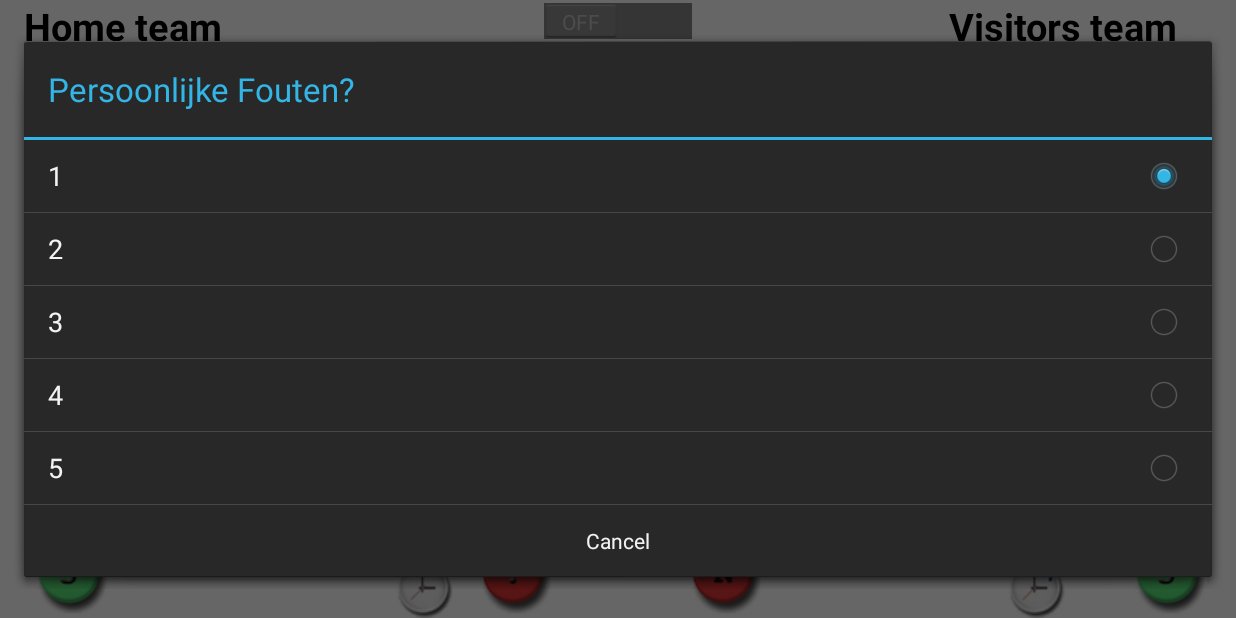
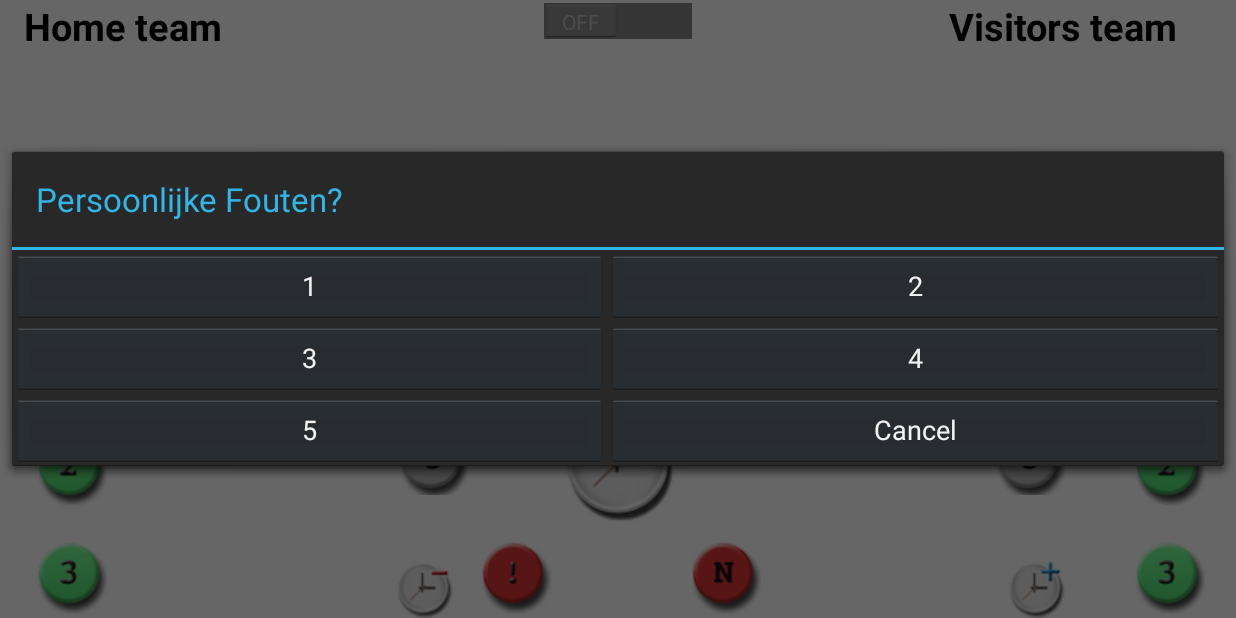
Before and after one commit to stephanj/AndroidRPIScoreboard, an Android app: the ScoreActivity screen opened directly, with no data from a screen before it, after a tap on "FoulHome", on a phone screen of 824 x 412 dp (held sideways). Run offline under Robolectric (Android 15) with nearby library versions, the phone set to English and light mode, and no system bars; network calls fail.

Commit message:
Foul dialog now uses custom layout

```diff
--- /dev/null
+++ b/app/src/main/java/org/janssen/scoreboard/FoulDialog.java
@@ -0,0 +1,75 @@
+package org.janssen.scoreboard;
+
+import android.app.Activity;
+import android.app.Dialog;
+import android.os.Bundle;
+import android.view.View;
+import android.view.Window;
+import android.widget.Button;
+
+import org.janssen.scoreboard.task.FoulTask;
+
+public class FoulDialog extends Dialog implements android.view.View.OnClickListener {
+
+    private Button one, two, three, four, five, cancel;
+
+    private String authToken;
+    private int teamId;
+    private boolean isPositive;
+
+    FoulDialog(final String authToken,
+               final int teamId,
+               final boolean isPositive,
+               final Activity activity) {
+        super(activity);
+        this.authToken = authToken;
+        this.teamId = teamId;
+        this.isPositive = isPositive;
+    }
+
+    @Override
+    protected void onCreate(Bundle savedInstanceState) {
+        super.onCreate(savedInstanceState);
+        // requestWindowFeature(Window.FEATURE_NO_TITLE);
+        setTitle(R.string.personal_fouls);
+        setContentView(R.layout.foul_dialog);
+        one = findViewById(R.id.one);
+        two = findViewById(R.id.two);
+        three = findViewById(R.id.three);
+        four = findViewById(R.id.four);
+        five = findViewById(R.id.five);
+        cancel = findViewById(R.id.cancel);
+
+        one.setOnClickListener(this);
+        two.setOnClickListener(this);
+        three.setOnClickListener(this);
+        four.setOnClickListener(this);
+        five.setOnClickListener(this);
+    }
+
+    @Override
+    public void onClick(View v) {
+        switch (v.getId()) {
+            case R.id.one:
+                new FoulTask(authToken, teamId, 1, isPositive).execute();
+                break;
+            case R.id.two:
+                new FoulTask(authToken, teamId, 2, isPositive).execute();
+                break;
+            case R.id.three:
+                new FoulTask(authToken, teamId, 3, isPositive).execute();
+                break;
+            case R.id.four:
+                new FoulTask(authToken, teamId, 4, isPositive).execute();
+                break;
+            case R.id.five:
+                new FoulTask(authToken, teamId, 5, isPositive).execute();
+                break;
+            case R.id.cancel:
+                dismiss();
+                break;
+        }
+        dismiss();
+    }
+
+}
--- a/app/src/main/java/org/janssen/scoreboard/ScoreActivity.java
+++ b/app/src/main/java/org/janssen/scoreboard/ScoreActivity.java
@@ -5,6 +5,7 @@ import android.app.AlertDialog;
 import android.content.DialogInterface;
 import android.content.Intent;
 import android.os.Bundle;
+import android.view.ContextThemeWrapper;
 import android.view.Gravity;
 import android.view.Menu;
 import android.view.View;
@@ -426,23 +427,7 @@ public class ScoreActivity extends ImmersiveStickyActivity {
      * @param teamID    the team identifier
      */
     private void showFoulsDialog(View v, final int teamID) {
-        final AlertDialog.Builder builder = new AlertDialog.Builder(v.getContext());
-
-        builder.setTitle(getString(R.string.personal_fouls))
-               .setSingleChoiceItems(personalFouls, 0, new DialogInterface.OnClickListener() {
-                   public void onClick(DialogInterface dialogInterface, int item) {
-                       new FoulTask(authToken, teamID, item + 1, isPositive).execute();
-                       dialogInterface.dismiss();
-                   }
-               })
-
-               .setNegativeButton(getString(R.string.cancel_txt), new DialogInterface.OnClickListener() {
-                   public void onClick(DialogInterface dialog, int whichButton) {
-                       dialog.dismiss();
-                   }
-               })
-               .create()
-               .show();
+        new FoulDialog(authToken, teamID, isPositive, this).show();
     }
 
     /**
--- /dev/null
+++ b/app/src/main/res/layout/foul_dialog.xml
@@ -0,0 +1,64 @@
+<?xml version="1.0" encoding="utf-8"?>
+<GridLayout xmlns:android="http://schemas.android.com/apk/res/android"
+    android:layout_width="match_parent"
+    android:layout_height="match_parent"
+    android:columnCount="2"
+    android:rowCount="3"
+    style="@style/AppTheme">
+
+    <Button
+        android:id="@+id/one"
+        android:layout_height="wrap_content"
+        android:layout_alignStart="@+id/two"
+        android:layout_alignTop="@+id/three"
+        android:layout_gravity="fill"
+        android:layout_columnWeight="1"
+        android:text="@string/one" />
+
+    <Button
+        android:id="@+id/two"
+        android:layout_width="wrap_content"
+        android:layout_height="wrap_content"
+        android:layout_gravity="fill"
+        android:layout_columnWeight="1"
+        android:text="@string/two" />
+
+    <Button
+        android:id="@+id/three"
+        android:layout_width="wrap_content"
+        android:layout_height="wrap_content"
+        android:layout_gravity="fill"
+        android:layout_columnWeight="1"
+        android:text="@string/three" />
+
+
+    <Button
+        android:id="@+id/four"
+        android:layout_width="wrap_content"
+        android:layout_height="wrap_content"
+        android:layout_below="@+id/one"
+        android:layout_gravity="fill"
+        android:layout_columnWeight="1"
+        android:text="@string/four" />
+
+    <Button
+        android:id="@+id/five"
+        android:layout_width="wrap_content"
+        android:layout_height="wrap_content"
+        android:layout_gravity="fill"
+        android:layout_columnWeight="1"
+        android:layout_alignStart="@+id/one"
+        android:layout_below="@+id/two"
+        android:text="@string/five" />
+
+    <Button
+        android:id="@+id/cancel"
+        android:layout_width="wrap_content"
+        android:layout_height="wrap_content"
+        android:layout_below="@+id/two"
+        android:layout_centerHorizontal="true"
+        android:layout_gravity="fill"
+        android:layout_columnWeight="1"
+        android:text="@string/cancel" />
+
+</GridLayout>
--- a/app/src/main/res/values/strings.xml
+++ b/app/src/main/res/values/strings.xml
@@ -125,7 +125,7 @@
     <string name="kies">Kies</string>
     <string name="software_door_stephan_janssen">Software door Stephan Janssen</string>
     <string name="electronica_door_jan_de_clerck">Electronica door Jan De Clerck</string>
-    <string name="versie_6_sep_2017">versie 22 Juli 2018</string>
+    <string name="versie_6_sep_2017">versie 1 Aug. 2018</string>
     <string name="courtplan">courtPlan</string>
     <string name="start_aftelklok">Start Aftelklok</string>
     <string name="in_minuten">in minuten</string>
@@ -134,4 +134,10 @@
     <string name="geef_naam_thuis_ploeg">Geef naam thuis ploeg</string>
     <string name="gebruikersnaam">gebruikersnaam</string>
     <string name="paswoord">Paswoord</string>
+    <string name="one">1</string>
+    <string name="three">3</string>
+    <string name="two">2</string>
+    <string name="four">4</string>
+    <string name="five">5</string>
+    <string name="cancel">Cancel</string>
 </resources>
```
